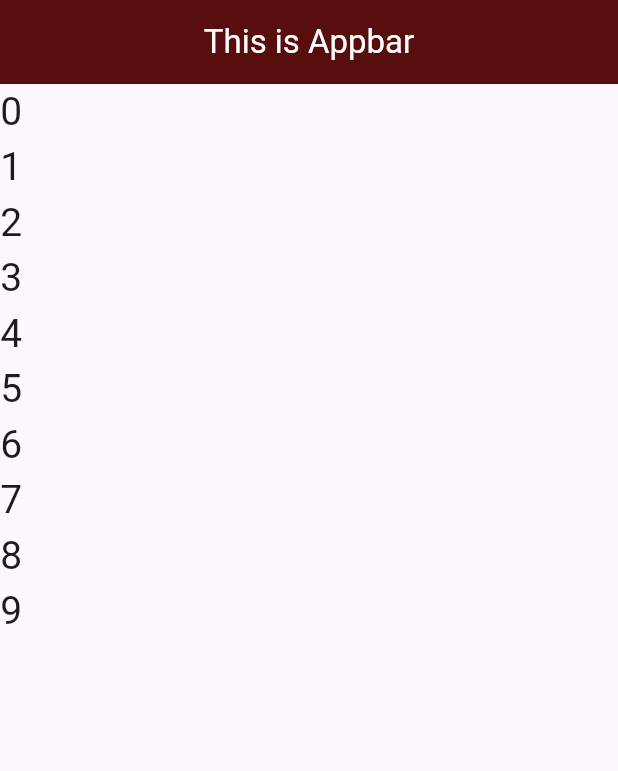
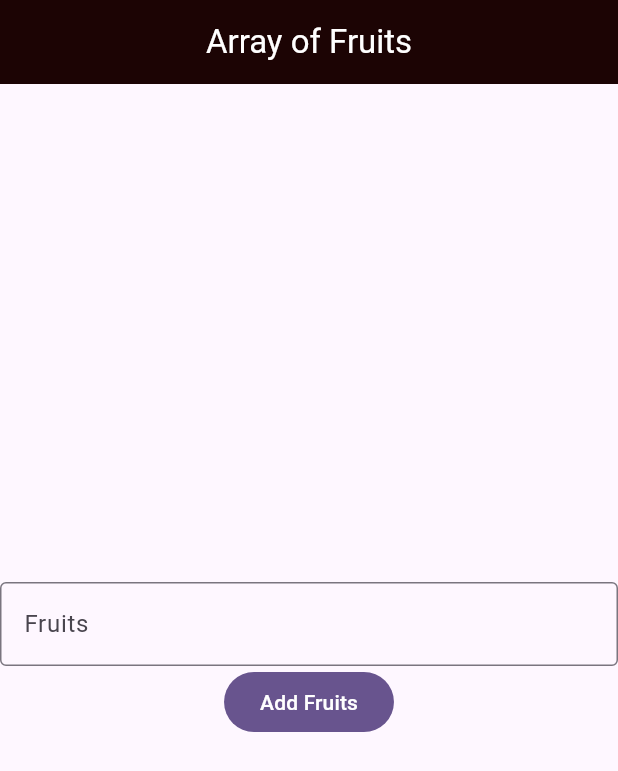
Before and after one commit to nabinn10/Flutter-Application, a Flutter app: the screen it shows after launch, on a phone screen of 412 x 824 dp. Shown: the top 771 px of the screen. Run offline on Flutter 3.47's test engine with Material 3 defaults, Android fonts, the phone set to English and light mode, and no system bars.

```diff
--- /dev/null
+++ b/lib/first_screen.dart
@@ -0,0 +1,66 @@
+import 'package:flutter/material.dart';
+import 'package:myapp/second_screen.dart';
+
+class FirstScreen extends StatefulWidget {
+  const FirstScreen({super.key});
+
+  @override
+  State<FirstScreen> createState() => _FirstScreenState();
+}
+
+class _FirstScreenState extends State<FirstScreen> {
+  // final GlobalKey<FormState> _nameFromKey = GlobalKey();
+  @override
+ Widget build(BuildContext context) {
+    return  Scaffold(
+      appBar: AppBar(
+        title: Text("Array of Fruits", style: TextStyle(color: Colors.white),),
+        centerTitle: true,
+        backgroundColor: const Color.fromARGB(255, 28, 4, 4),
+      ),
+      body: Center(
+        child: Column(
+         mainAxisAlignment: MainAxisAlignment.center,
+          children: [
+            Form(child: Column(
+              children: [
+                // text form filed
+                TextFormField(
+                  validator: (value)
+                  {
+                    if (value == null || value.isEmpty )
+                    {
+                      return "Please Provide fruits name";
+                    }
+                    else if (value.length<3)
+                    {
+                      return "Provide valid fruits name";
+                    }
+                    else
+                    {
+                      return null;
+                    }
+                  },
+                  decoration: InputDecoration(
+
+                    border: OutlineInputBorder(),
+                    labelText: "Fruits"
+
+                  ),
+                ),
+                FilledButton(onPressed: () {
+
+                }, child: Text("Add Fruits"))
+              ],
+            )),
+            // Text("The first Screen body"),
+            // FilledButton(onPressed: () {
+            //   Navigator.of(context).push(MaterialPageRoute(builder: (context) => SecondScreen(name: "Nabin",)));
+            // }, child: Text("First Button")),
+          ],
+        ),
+      ),
+
+    );
+  }
+}
--- a/lib/main.dart
+++ b/lib/main.dart
@@ -4,6 +4,7 @@ import 'package:myapp/TextFieldExample.dart';
 import 'package:myapp/button.dart';
 import 'package:myapp/class.dart';
 import 'package:myapp/classwork.dart';
+import 'package:myapp/first_screen.dart';
 import 'package:myapp/flower.dart';
 import 'package:myapp/form.dart';
 
@@ -33,7 +34,7 @@ class MyApp extends StatelessWidget {
         colorScheme: ColorScheme.fromSeed(seedColor: Colors.deepPurple),
       ),
       debugShowCheckedModeBanner: false,
-      home:  ListViewExample(),
+      home:  FirstScreen(),
     );
   }
 }
```
Also changed, not shown: lib/second_screen.dart (added, +29 -0 lines).
